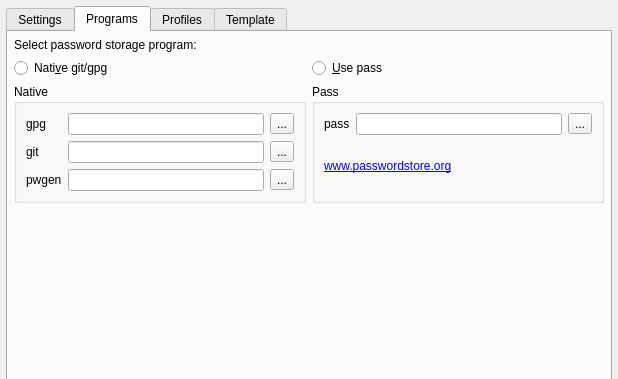
IJHack/QtPass, file src/configdialog.ui: the form before one commit; both pictures show x 0 to 618 and y 0 to 379 of the 618 by 609 pixel window.
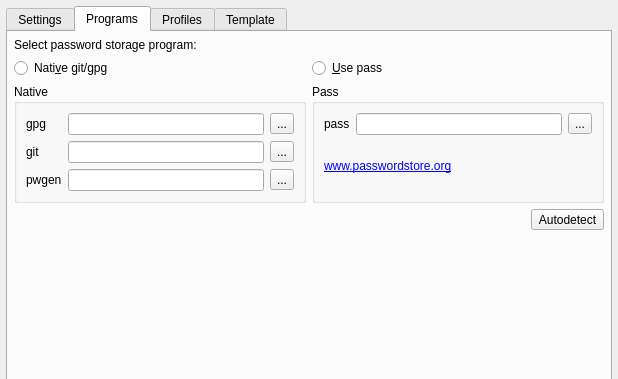
The form after the commit. The open tabs and pages were chosen to show the change. Icons and pictures are not drawn.

Commit message:
Add autodetect button for programs.
Makes it easy for user to reset the values
to the defaults.

```diff
--- a/src/configdialog.ui
+++ b/src/configdialog.ui
@@ -766,6 +766,30 @@
          </layout>
         </widget>
        </item>
+       <item>
+        <layout class="QHBoxLayout" name="horizontalLayout_15">
+         <item>
+          <spacer name="horizontalSpacer_8">
+           <property name="orientation">
+            <enum>Qt::Horizontal</enum>
+           </property>
+           <property name="sizeHint" stdset="0">
+            <size>
+             <width>40</width>
+             <height>20</height>
+            </size>
+           </property>
+          </spacer>
+         </item>
+         <item>
+          <widget class="QToolButton" name="autodetectButton">
+           <property name="text">
+            <string>Autodetect</string>
+           </property>
+          </widget>
+         </item>
+        </layout>
+       </item>
        <item>
         <spacer name="verticalSpacer">
          <property name="orientation">
```
The commit also changes 2 other files.
